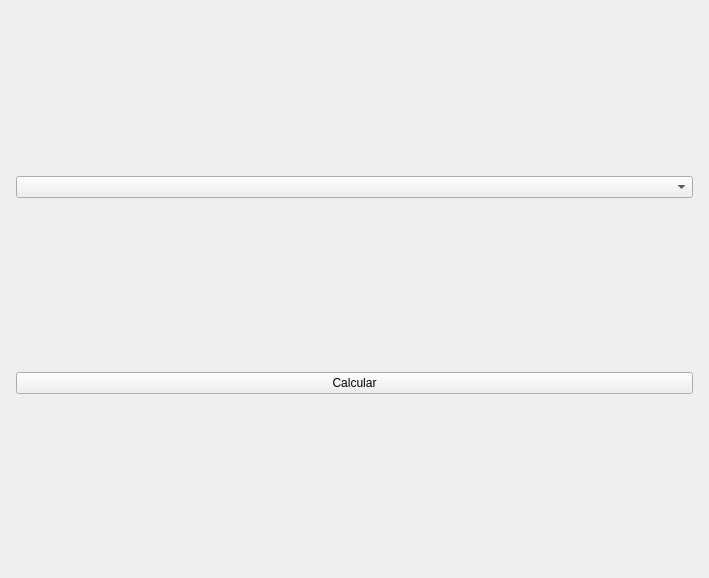
First picture: the form in src/ui/main/window.ui, repository luanws/amplifier-circuits, before the edit.
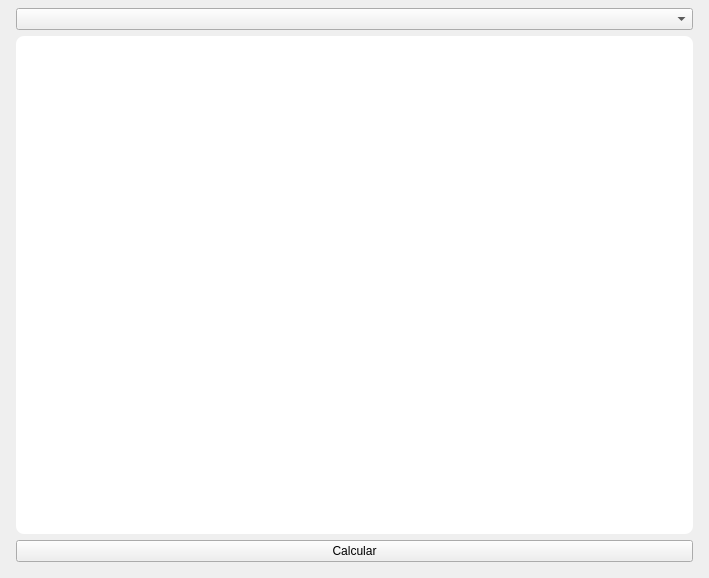
Second picture: the form after the edit.

Commit message: feat(main/styles): fundo branco para gráficos

```diff
--- a/src/ui/main/window.ui
+++ b/src/ui/main/window.ui
@@ -34,7 +34,21 @@
      <widget class="QComboBox" name="amplifier_polarizations_combo_box"/>
     </item>
     <item>
-     <layout class="QHBoxLayout" name="circuits_layout"/>
+     <widget class="QWidget" name="graphics_widget" native="true">
+      <property name="sizePolicy">
+       <sizepolicy hsizetype="Expanding" vsizetype="Expanding">
+        <horstretch>0</horstretch>
+        <verstretch>0</verstretch>
+       </sizepolicy>
+      </property>
+      <property name="layoutDirection">
+       <enum>Qt::LeftToRight</enum>
+      </property>
+      <property name="styleSheet">
+       <string notr="true">background-color: white;
+border-radius: 8px;</string>
+      </property>
+     </widget>
     </item>
     <item>
      <layout class="QHBoxLayout" name="parameters_layout"/>
```
The commit also changes 4 other files.
